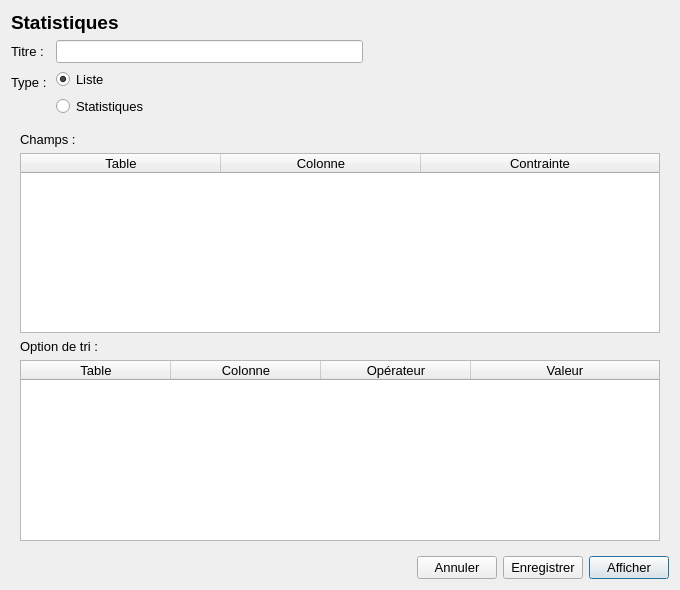
samueldrouin/PyGuide, file GUI/statistique.ui: the form before one commit.
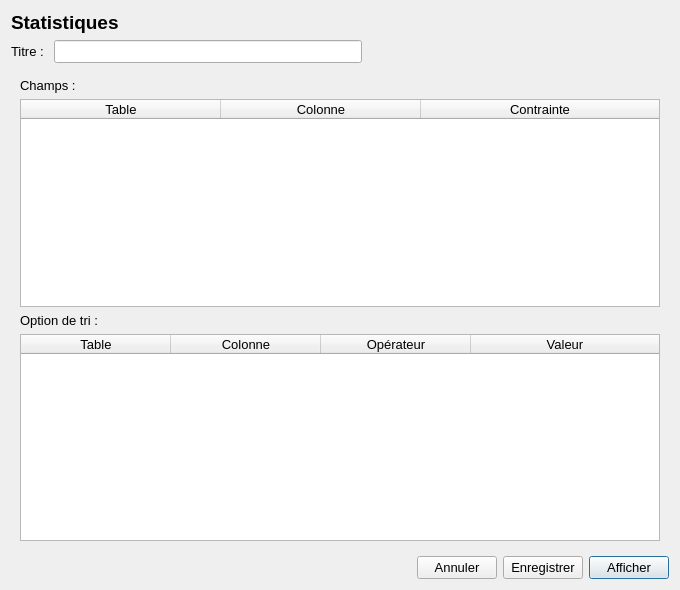
The form after the commit.

Commit message: Ajout d'un style aux ligne des tableaux

```diff
--- a/GUI/statistique.ui
+++ b/GUI/statistique.ui
@@ -52,34 +52,6 @@
        </property>
       </widget>
      </item>
-     <item row="1" column="0">
-      <widget class="QLabel" name="label_3">
-       <property name="text">
-        <string>Type : </string>
-       </property>
-      </widget>
-     </item>
-     <item row="1" column="1">
-      <layout class="QVBoxLayout" name="verticalLayout_2">
-       <item>
-        <widget class="QRadioButton" name="rbt_liste">
-         <property name="text">
-          <string>Liste</string>
-         </property>
-         <property name="checked">
-          <bool>true</bool>
-         </property>
-        </widget>
-       </item>
-       <item>
-        <widget class="QRadioButton" name="rbt_statistiques">
-         <property name="text">
-          <string>Statistiques</string>
-         </property>
-        </widget>
-       </item>
-      </layout>
-     </item>
      <item row="0" column="1">
       <layout class="QHBoxLayout" name="horizontalLayout_2">
        <item>
@@ -129,6 +101,24 @@
              </color>
             </brush>
            </colorrole>
+           <colorrole role="Button">
+            <brush brushstyle="SolidPattern">
+             <color alpha="255">
+              <red>240</red>
+              <green>240</green>
+              <blue>240</blue>
+             </color>
+            </brush>
+           </colorrole>
+           <colorrole role="Light">
+            <brush brushstyle="SolidPattern">
+             <color alpha="255">
+              <red>255</red>
+              <green>255</green>
+              <blue>255</blue>
+             </color>
+            </brush>
+           </colorrole>
            <colorrole role="Midlight">
             <brush brushstyle="SolidPattern">
              <color alpha="255">
@@ -221,6 +211,24 @@
              </color>
             </brush>
            </colorrole>
+           <colorrole role="Button">
+            <brush brushstyle="SolidPattern">
+             <color alpha="255">
+              <red>240</red>
+              <green>240</green>
+              <blue>240</blue>
+             </color>
+            </brush>
+           </colorrole>
+           <colorrole role="Light">
+            <brush brushstyle="SolidPattern">
+             <color alpha="255">
+              <red>255</red>
+              <green>255</green>
+              <blue>255</blue>
+             </color>
+            </brush>
+           </colorrole>
            <colorrole role="Midlight">
             <brush brushstyle="SolidPattern">
              <color alpha="255">
@@ -313,6 +321,24 @@
              </color>
             </brush>
            </colorrole>
+           <colorrole role="Button">
+            <brush brushstyle="SolidPattern">
+             <color alpha="255">
+              <red>240</red>
+              <green>240</green>
+              <blue>240</blue>
+             </color>
+            </brush>
+           </colorrole>
+           <colorrole role="Light">
+            <brush brushstyle="SolidPattern">
+             <color alpha="255">
+              <red>255</red>
+              <green>255</green>
+              <blue>255</blue>
+             </color>
+            </brush>
+           </colorrole>
            <colorrole role="Midlight">
             <brush brushstyle="SolidPattern">
              <color alpha="255">
```
The commit also changes 2 other files.
